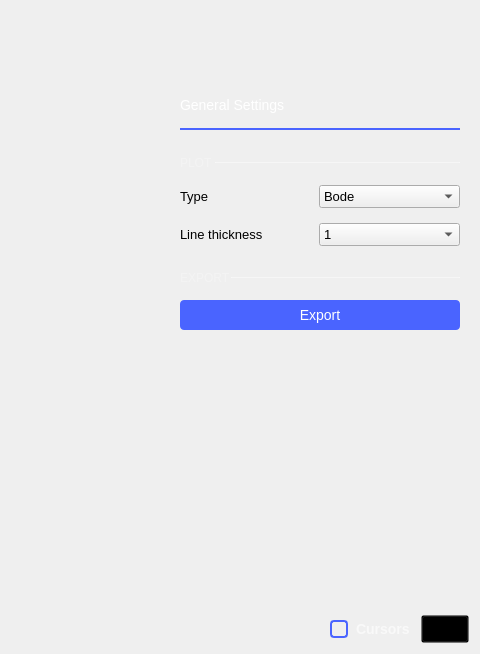
Old version of the form ui/network_analyzer.ui in the repository analogdevicesinc/scopy; both pictures show x 708 to 1188 and y 0 to 654 of the 1188 by 654 pixel window.
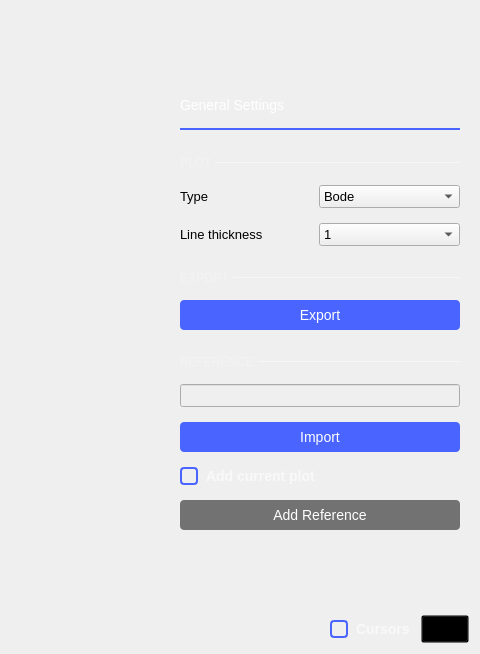
New version of the form. The open tabs and pages were chosen to show the change. Icons and pictures are not drawn. Custom widgets are drawn as their Qt base class.

Commit message:
NetworkAnalyzer: initial reference waveform implementation
The reference waveform can be added directly from the curve that is plotted with the current sweep or from a external file (.txt/.csv)

```diff
--- a/ui/network_analyzer.ui
+++ b/ui/network_analyzer.ui
@@ -2287,7 +2287,7 @@
     }</string>
                        </property>
                        <property name="text">
-                        <string>EXPORT</string>
+                        <string>EXPORT </string>
                        </property>
                       </widget>
                      </item>
@@ -2351,6 +2351,256 @@
                      </property>
                      <property name="text">
                       <string>Export</string>
+                     </property>
+                    </widget>
+                   </item>
+                   <item>
+                    <spacer name="verticalSpacer_12">
+                     <property name="orientation">
+                      <enum>Qt::Vertical</enum>
+                     </property>
+                     <property name="sizeType">
+                      <enum>QSizePolicy::Fixed</enum>
+                     </property>
+                     <property name="sizeHint" stdset="0">
+                      <size>
+                       <width>20</width>
+                       <height>25</height>
+                      </size>
+                     </property>
+                    </spacer>
+                   </item>
+                  </layout>
+                 </item>
+                 <item>
+                  <layout class="QVBoxLayout" name="verticalLayout_20">
+                   <property name="spacing">
+                    <number>0</number>
+                   </property>
+                   <property name="bottomMargin">
+                    <number>20</number>
+                   </property>
+                   <item>
+                    <layout class="QHBoxLayout" name="horizontalLayout_14">
+                     <property name="spacing">
+                      <number>0</number>
+                     </property>
+                     <property name="bottomMargin">
+                      <number>0</number>
+                     </property>
+                     <item>
+                      <widget class="QLabel" name="label_14">
+                       <property name="sizePolicy">
+                        <sizepolicy hsizetype="Fixed" vsizetype="Preferred">
+                         <horstretch>0</horstretch>
+                         <verstretch>0</verstretch>
+                        </sizepolicy>
+                       </property>
+                       <property name="styleSheet">
+                        <string notr="true">QLabel {
+        font-size: 12px;
+        color: rgba(255, 255, 255, 70);
+    }</string>
+                       </property>
+                       <property name="text">
+                        <string>REFERENCE </string>
+                       </property>
+                      </widget>
+                     </item>
+                     <item>
+                      <widget class="Line" name="line_10">
+                       <property name="maximumSize">
+                        <size>
+                         <width>16777215</width>
+                         <height>1</height>
+                        </size>
+                       </property>
+                       <property name="styleSheet">
+                        <string notr="true">border: 1px solid rgba(255, 255, 255, 70);</string>
+                       </property>
+                       <property name="frameShadow">
+                        <enum>QFrame::Plain</enum>
+                       </property>
+                       <property name="orientation">
+                        <enum>Qt::Horizontal</enum>
+                       </property>
+                      </widget>
+                     </item>
+                    </layout>
+                   </item>
+                   <item>
+                    <spacer name="verticalSpacer_15">
+                     <property name="orientation">
+                      <enum>Qt::Vertical</enum>
+                     </property>
+                     <property name="sizeType">
+                      <enum>QSizePolicy::Fixed</enum>
+                     </property>
+                     <property name="sizeHint" stdset="0">
+                      <size>
+                       <width>20</width>
+                       <height>15</height>
+                      </size>
+                     </property>
+                    </spacer>
+                   </item>
+                   <item>
+                    <widget class="QLineEdit" name="importFileLineEdit">
+                     <property name="enabled">
+                      <bool>false</bool>
+                     </property>
+                    </widget>
+                   </item>
+                   <item>
+                    <spacer name="verticalSpacer_22">
+                     <property name="orientation">
+                      <enum>Qt::Vertical</enum>
+                     </property>
+                     <property name="sizeType">
+                      <enum>QSizePolicy::Fixed</enum>
+                     </property>
+                     <property name="sizeHint" stdset="0">
+                      <size>
+                       <width>20</width>
+                       <height>15</height>
+                      </size>
+                     </property>
+                    </spacer>
+                   </item>
+                   <item>
+                    <widget class="QPushButton" name="importBtn">
+                     <property name="styleSheet">
+                      <string notr="true">QPushButton {
+  min-height: 30px;
+  max-height: 30px;
+
+  border: 0px;
+  border-radius: 4px;
+
+  background-color: #4a64ff;
+  color: #ffffff;
+
+  font-size: 14px;
+}
+
+QPushButton:pressed {
+  background-color: #2a44df;
+}
+
+QPushButton:hover {
+	background-color: #4a34ff;
+}
+
+QPushButton:disabled {
+background-color: #727273;
+}</string>
+                     </property>
+                     <property name="text">
+                      <string>Import</string>
+                     </property>
+                    </widget>
+                   </item>
+                   <item>
+                    <spacer name="verticalSpacer_21">
+                     <property name="orientation">
+                      <enum>Qt::Vertical</enum>
+                     </property>
+                     <property name="sizeType">
+                      <enum>QSizePolicy::Fixed</enum>
+                     </property>
+                     <property name="sizeHint" stdset="0">
+                      <size>
+                       <width>20</width>
+                       <height>15</height>
+                      </size>
+                     </property>
+                    </spacer>
+                   </item>
+                   <item>
+                    <widget class="QCheckBox" name="addCurrentPlotCheckBox">
+                     <property name="styleSheet">
+                      <string notr="true">QCheckBox {
+  spacing: 8px;
+  background-color: transparent;
+  font-size: 14px;
+  font-weight: bold;
+
+  color: rgba(255, 255, 255, 153);
+}
+
+QCheckBox::indicator {
+  width: 14px;
+  height: 14px;
+  border: 2px solid rgb(74,100,255);
+  border-radius: 4px;
+}
+QCheckBox::indicator:unchecked { background-color: transparent; }
+QCheckBox::indicator:checked { background-color: rgb(74,100,255); }
+
+QLabel {
+  font-size: 14px;
+  font-weight: bold;
+
+  color: rgba(255, 255, 255, 153);
+}</string>
+                     </property>
+                     <property name="text">
+                      <string>Add current plot</string>
+                     </property>
+                    </widget>
+                   </item>
+                   <item>
+                    <spacer name="verticalSpacer_20">
+                     <property name="orientation">
+                      <enum>Qt::Vertical</enum>
+                     </property>
+                     <property name="sizeType">
+                      <enum>QSizePolicy::Fixed</enum>
+                     </property>
+                     <property name="sizeHint" stdset="0">
+                      <size>
+                       <width>20</width>
+                       <height>15</height>
+                      </size>
+                     </property>
+                    </spacer>
+                   </item>
+                   <item>
+                    <widget class="QPushButton" name="addReference">
+                     <property name="enabled">
+                      <bool>false</bool>
+                     </property>
+                     <property name="styleSheet">
+                      <string notr="true">QPushButton {
+  min-height: 30px;
+  max-height: 30px;
+
+  border: 0px;
+  border-radius: 4px;
+
+  background-color: #4a64ff;
+  color: #ffffff;
+
+  font-size: 14px;
+}
+
+QPushButton:pressed {
+  background-color: #2a44df;
+}
+
+QPushButton:hover {
+	background-color: #4a34ff;
+}
+
+QPushButton:disabled {
+background-color: #727273;
+}</string>
+                     </property>
+                     <property name="text">
+                      <string>Add Reference</string>
+                     </property>
+                     <property name="checkable">
+                      <bool>false</bool>
                      </property>
                     </widget>
                    </item>
```
Left out of the diff: 4 changed lines with no effect on the pictures. The commit also changes 2 other files.
